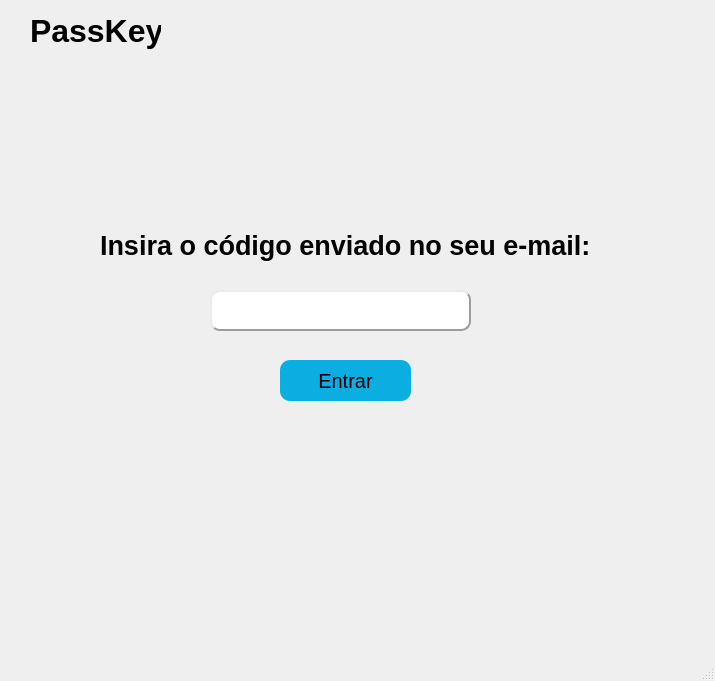
Before: the Qt Designer form telas_pyqt/tela_autenticacao.ui in filipe-mateus/Engenharia-de-Software-II, drawn with Qt 5.
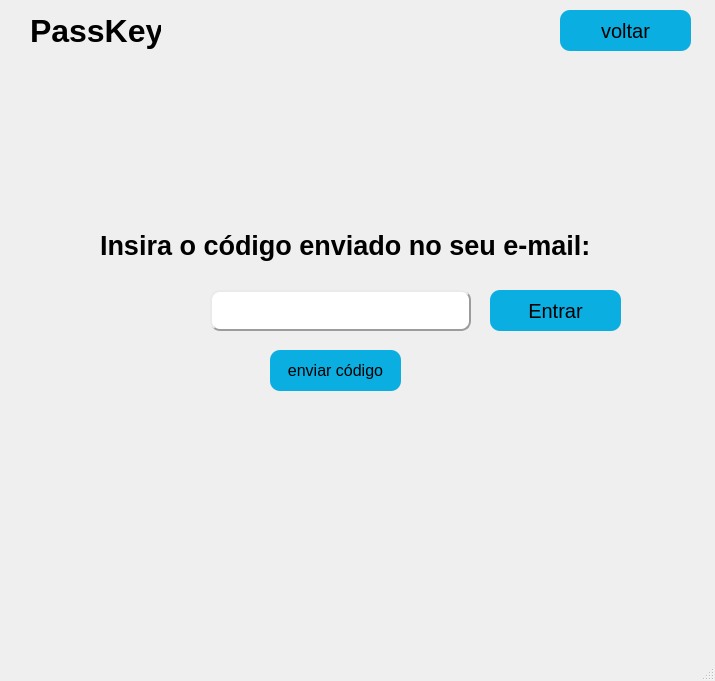
After: the same form once the commit is applied.

What changed in the file:
```diff
--- a/telas_pyqt/tela_autenticacao.ui
+++ b/telas_pyqt/tela_autenticacao.ui
@@ -20,8 +20,8 @@
    <widget class="QPushButton" name="botaoEntrar">
     <property name="geometry">
      <rect>
-      <x>280</x>
-      <y>360</y>
+      <x>490</x>
+      <y>290</y>
       <width>131</width>
       <height>41</height>
      </rect>
@@ -97,6 +97,48 @@
      <string>Insira o código enviado no seu e-mail:</string>
     </property>
    </widget>
+   <widget class="QPushButton" name="botaoEntrar_2">
+    <property name="geometry">
+     <rect>
+      <x>560</x>
+      <y>10</y>
+      <width>131</width>
+      <height>41</height>
+     </rect>
+    </property>
+    <property name="font">
+     <font>
+      <pointsize>15</pointsize>
+     </font>
+    </property>
+    <property name="styleSheet">
+     <string notr="true">QPushButton{ background: #0BAEE1;border-radius: 10px;}QPushButton:hover{color: white;}</string>
+    </property>
+    <property name="text">
+     <string>voltar</string>
+    </property>
+   </widget>
+   <widget class="QPushButton" name="botaoEntrar_3">
+    <property name="geometry">
+     <rect>
+      <x>270</x>
+      <y>350</y>
+      <width>131</width>
+      <height>41</height>
+     </rect>
+    </property>
+    <property name="font">
+     <font>
+      <pointsize>12</pointsize>
+     </font>
+    </property>
+    <property name="styleSheet">
+     <string notr="true">QPushButton{ background: #0BAEE1;border-radius: 10px;}QPushButton:hover{color: white;}</string>
+    </property>
+    <property name="text">
+     <string>enviar código</string>
+    </property>
+   </widget>
   </widget>
   <widget class="QMenuBar" name="menubar">
    <property name="geometry">
```
